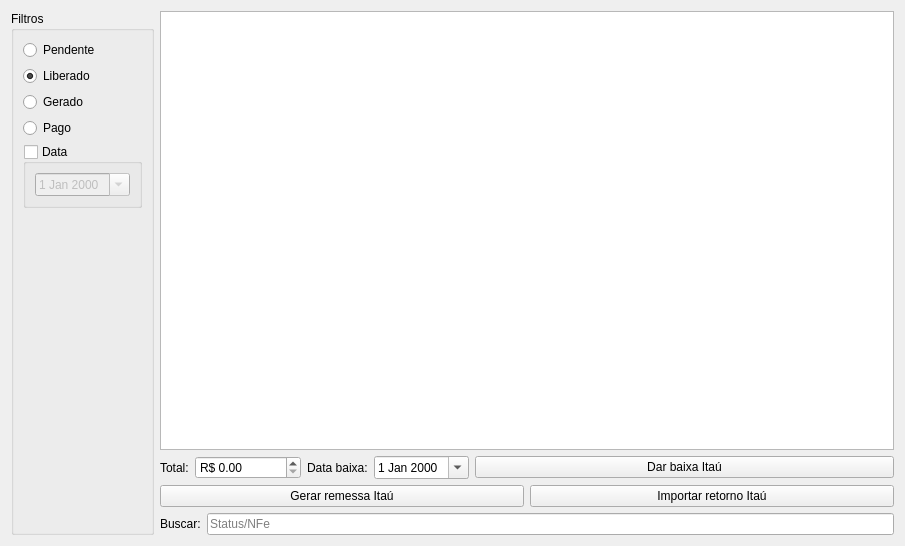
Before: the Qt Designer form ui/widgetgare.ui in darktorres/ERP-STACCATO, drawn with Qt 5.
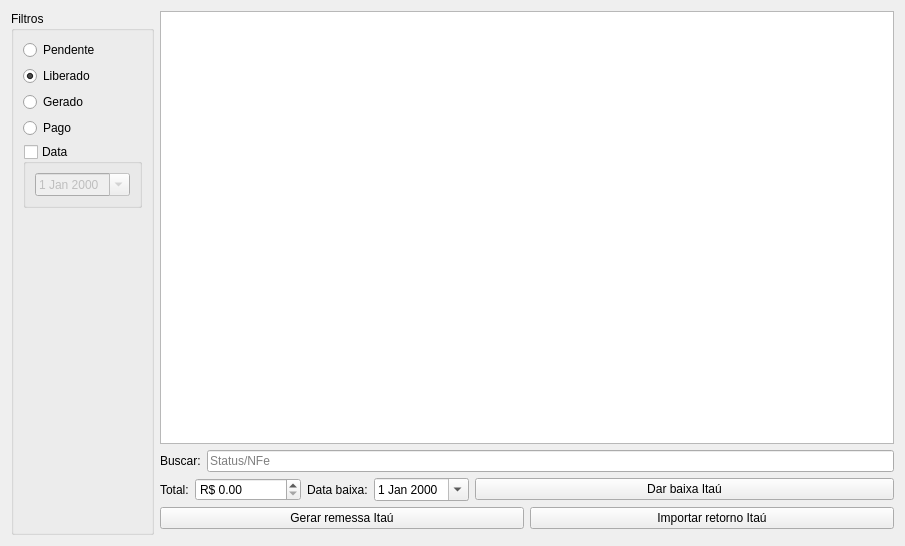
After: the same form once the commit is applied. Custom widgets are drawn as their Qt base class.

What changed in the file:
```diff
--- a/ui/widgetgare.ui
+++ b/ui/widgetgare.ui
@@ -14,137 +14,7 @@
    <string>Form</string>
   </property>
   <layout class="QGridLayout" name="gridLayout_5">
-   <item row="0" column="1">
-    <widget class="TableView" name="table">
-     <property name="editTriggers">
-      <set>QAbstractItemView::NoEditTriggers</set>
-     </property>
-     <property name="selectionMode">
-      <enum>QAbstractItemView::MultiSelection</enum>
-     </property>
-     <property name="selectionBehavior">
-      <enum>QAbstractItemView::SelectRows</enum>
-     </property>
-     <property name="sortingEnabled">
-      <bool>true</bool>
-     </property>
-    </widget>
-   </item>
-   <item row="1" column="1">
-    <layout class="QGridLayout" name="gridLayout">
-     <item row="0" column="3">
-      <widget class="QDateEdit" name="dateEdit">
-       <property name="sizePolicy">
-        <sizepolicy hsizetype="Maximum" vsizetype="Fixed">
-         <horstretch>0</horstretch>
-         <verstretch>0</verstretch>
-        </sizepolicy>
-       </property>
-       <property name="calendarPopup">
-        <bool>true</bool>
-       </property>
-      </widget>
-     </item>
-     <item row="0" column="2">
-      <widget class="QLabel" name="label_2">
-       <property name="sizePolicy">
-        <sizepolicy hsizetype="Maximum" vsizetype="Preferred">
-         <horstretch>0</horstretch>
-         <verstretch>0</verstretch>
-        </sizepolicy>
-       </property>
-       <property name="text">
-        <string>Data baixa:</string>
-       </property>
-      </widget>
-     </item>
-     <item row="0" column="0">
-      <widget class="QLabel" name="label_3">
-       <property name="sizePolicy">
-        <sizepolicy hsizetype="Maximum" vsizetype="Preferred">
-         <horstretch>0</horstretch>
-         <verstretch>0</verstretch>
-        </sizepolicy>
-       </property>
-       <property name="text">
-        <string>Total:</string>
-       </property>
-      </widget>
-     </item>
-     <item row="0" column="4">
-      <widget class="QPushButton" name="pushButtonDarBaixaItau">
-       <property name="text">
-        <string>Dar baixa Itaú</string>
-       </property>
-      </widget>
-     </item>
-     <item row="0" column="1">
-      <widget class="QDoubleSpinBox" name="doubleSpinBoxTotal">
-       <property name="sizePolicy">
-        <sizepolicy hsizetype="Maximum" vsizetype="Fixed">
-         <horstretch>0</horstretch>
-         <verstretch>0</verstretch>
-        </sizepolicy>
-       </property>
-       <property name="showGroupSeparator" stdset="0">
-        <bool>true</bool>
-       </property>
-       <property name="prefix">
-        <string>R$ </string>
-       </property>
-       <property name="maximum">
-        <double>999999999.990000009536743</double>
-       </property>
-      </widget>
-     </item>
-    </layout>
-   </item>
-   <item row="2" column="1">
-    <layout class="QGridLayout" name="gridLayout_4">
-     <item row="0" column="0">
-      <widget class="QPushButton" name="pushButtonRemessaItau">
-       <property name="enabled">
-        <bool>true</bool>
-       </property>
-       <property name="text">
-        <string>Gerar remessa Itaú</string>
-       </property>
-      </widget>
-     </item>
-     <item row="0" column="1">
-      <widget class="QPushButton" name="pushButtonRetornoItau">
-       <property name="enabled">
-        <bool>true</bool>
-       </property>
-       <property name="text">
-        <string>Importar retorno Itaú</string>
-       </property>
-      </widget>
-     </item>
-    </layout>
-   </item>
-   <item row="3" column="1">
-    <layout class="QGridLayout" name="gridLayout_2">
-     <item row="0" column="0">
-      <widget class="QLabel" name="label">
-       <property name="text">
-        <string>Buscar:</string>
-       </property>
-      </widget>
-     </item>
-     <item row="0" column="1">
-      <widget class="QLineEdit" name="lineEditBusca">
-       <property name="enabled">
-        <bool>true</bool>
-       </property>
-       <property name="placeholderText">
-        <string>Status/NFe</string>
-       </property>
-      </widget>
-     </item>
-    </layout>
-   </item>
-   <item row="0" column="0" rowspan="4">
+   <item row="0" column="0" rowspan="5">
     <widget class="QGroupBox" name="groupBoxFiltros">
      <property name="enabled">
       <bool>true</bool>
@@ -228,6 +98,136 @@
      </layout>
     </widget>
    </item>
+   <item row="0" column="1">
+    <widget class="TableView" name="table">
+     <property name="editTriggers">
+      <set>QAbstractItemView::NoEditTriggers</set>
+     </property>
+     <property name="selectionMode">
+      <enum>QAbstractItemView::MultiSelection</enum>
+     </property>
+     <property name="selectionBehavior">
+      <enum>QAbstractItemView::SelectRows</enum>
+     </property>
+     <property name="sortingEnabled">
+      <bool>true</bool>
+     </property>
+    </widget>
+   </item>
+   <item row="3" column="1">
+    <layout class="QGridLayout" name="gridLayout_4">
+     <item row="0" column="0">
+      <widget class="QPushButton" name="pushButtonRemessaItau">
+       <property name="enabled">
+        <bool>true</bool>
+       </property>
+       <property name="text">
+        <string>Gerar remessa Itaú</string>
+       </property>
+      </widget>
+     </item>
+     <item row="0" column="1">
+      <widget class="QPushButton" name="pushButtonRetornoItau">
+       <property name="enabled">
+        <bool>true</bool>
+       </property>
+       <property name="text">
+        <string>Importar retorno Itaú</string>
+       </property>
+      </widget>
+     </item>
+    </layout>
+   </item>
+   <item row="2" column="1">
+    <layout class="QGridLayout" name="gridLayout">
+     <item row="0" column="3">
+      <widget class="QDateEdit" name="dateEdit">
+       <property name="sizePolicy">
+        <sizepolicy hsizetype="Maximum" vsizetype="Fixed">
+         <horstretch>0</horstretch>
+         <verstretch>0</verstretch>
+        </sizepolicy>
+       </property>
+       <property name="calendarPopup">
+        <bool>true</bool>
+       </property>
+      </widget>
+     </item>
+     <item row="0" column="2">
+      <widget class="QLabel" name="label_2">
+       <property name="sizePolicy">
+        <sizepolicy hsizetype="Maximum" vsizetype="Preferred">
+         <horstretch>0</horstretch>
+         <verstretch>0</verstretch>
+        </sizepolicy>
+       </property>
+       <property name="text">
+        <string>Data baixa:</string>
+       </property>
+      </widget>
+     </item>
+     <item row="0" column="0">
+      <widget class="QLabel" name="label_3">
+       <property name="sizePolicy">
+        <sizepolicy hsizetype="Maximum" vsizetype="Preferred">
+         <horstretch>0</horstretch>
+         <verstretch>0</verstretch>
+        </sizepolicy>
+       </property>
+       <property name="text">
+        <string>Total:</string>
+       </property>
+      </widget>
+     </item>
+     <item row="0" column="4">
+      <widget class="QPushButton" name="pushButtonDarBaixaItau">
+       <property name="text">
+        <string>Dar baixa Itaú</string>
+       </property>
+      </widget>
+     </item>
+     <item row="0" column="1">
+      <widget class="QDoubleSpinBox" name="doubleSpinBoxTotal">
+       <property name="sizePolicy">
+        <sizepolicy hsizetype="Maximum" vsizetype="Fixed">
+         <horstretch>0</horstretch>
+         <verstretch>0</verstretch>
+        </sizepolicy>
+       </property>
+       <property name="showGroupSeparator" stdset="0">
+        <bool>true</bool>
+       </property>
+       <property name="prefix">
+        <string>R$ </string>
+       </property>
+       <property name="maximum">
+        <double>999999999.990000009536743</double>
+       </property>
+      </widget>
+     </item>
+    </layout>
+   </item>
+   <item row="1" column="1">
+    <layout class="QGridLayout" name="gridLayout_2">
+     <item row="0" column="1">
+      <widget class="QLineEdit" name="lineEditBusca">
+       <property name="enabled">
+        <bool>true</bool>
+       </property>
+       <property name="placeholderText">
+        <string>Status/NFe</string>
+       </property>
+      </widget>
+     </item>
+     <item row="0" column="0">
+      <widget class="QLabel" name="label">
+       <property name="text">
+        <string>Buscar:</string>
+       </property>
+      </widget>
+     </item>
+    </layout>
+   </item>
   </layout>
  </widget>
  <customwidgets>
```
